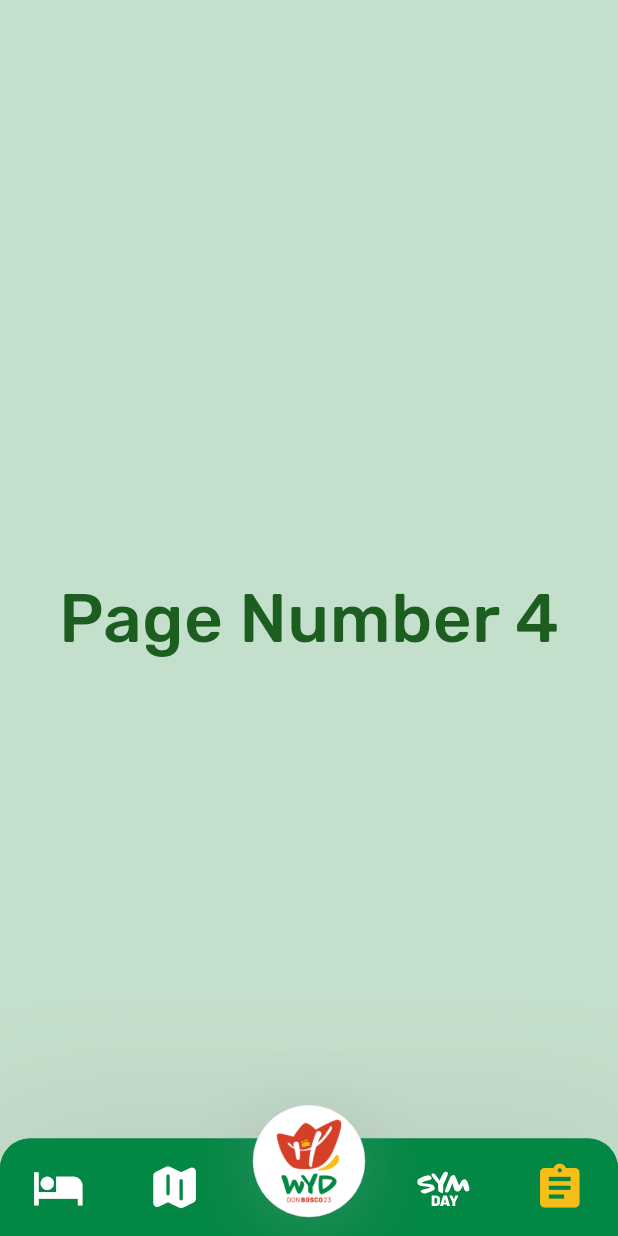
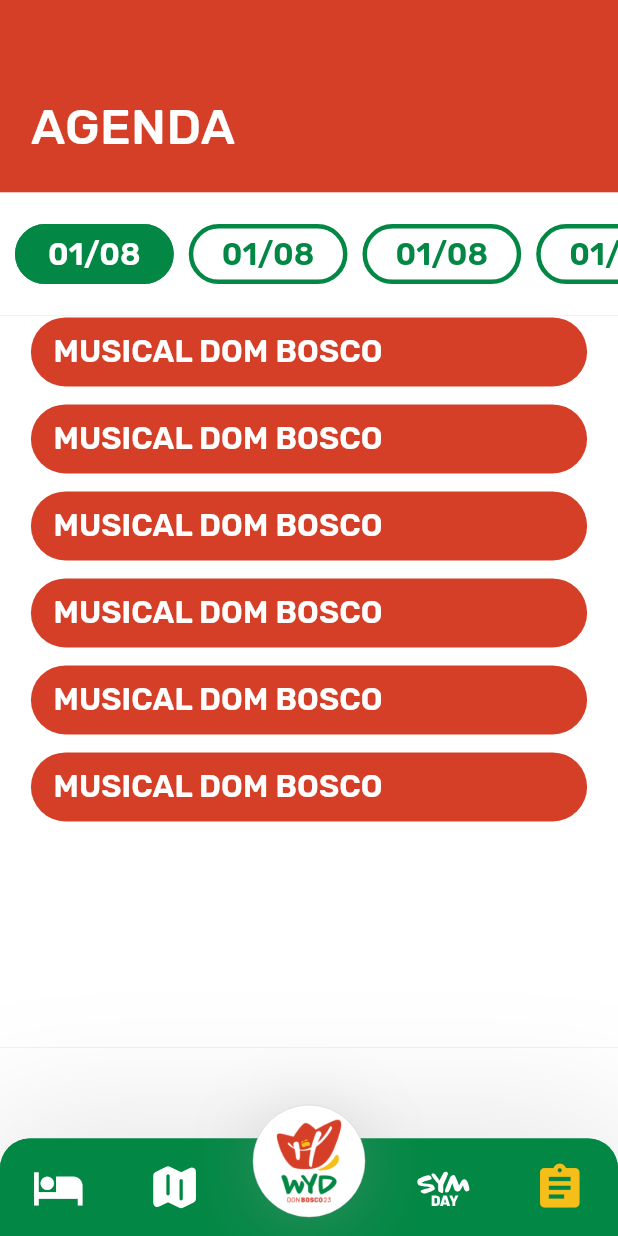
Before and after one commit to tomas-ribeiro-pinto/wyddb23_flutter, a Flutter app: the screen it shows after launch, item 5 of the bottom bar chosen, on a phone screen of 412 x 824 dp. Run offline on Flutter 3.47's test engine with Material 2 defaults, Android fonts, the phone set to English and light mode, and no system bars; drawn by our look-alikes of sticky_headers; our stand-ins replace firebase_core, firebase_messaging, flutter_local_notifications, flutter_svg, heroicons, rxdart and 1 more; accounts and stored records are empty; generated files the repository leaves out were written again; network calls fail.

Commit message:
added agenda

```diff
--- a/lib/Activities/home_activity.dart
+++ b/lib/Activities/home_activity.dart
@@ -4,7 +4,7 @@
 import 'package:wyddb23_flutter/NavigationPages/accommodation_page.dart';
 import 'package:wyddb23_flutter/NavigationPages/page2.dart';
 import 'package:wyddb23_flutter/NavigationPages/sym_day.dart';
-import 'package:wyddb23_flutter/NavigationPages/page4.dart';
+import 'package:wyddb23_flutter/NavigationPages/agenda.dart';
 import 'package:heroicons/heroicons.dart';
 
 
@@ -31,7 +31,7 @@
     const AccommodationPage(),
     const Page2(),
     const SymDay(),
-    const Page4(),
+    const Agenda(),
   ];
 
   @override
--- /dev/null
+++ b/lib/Components/timetable_list.dart
@@ -0,0 +1,66 @@
+
+import 'package:flutter/material.dart';
+
+class TimetableList extends StatefulWidget {
+  const TimetableList({Key? key, this.selectedIndex}) : super(key: key);
+
+  final int? selectedIndex;
+
+  @override
+  State<TimetableList> createState() => _TimetableListState();
+}
+
+class _TimetableListState extends State<TimetableList> {
+
+  @override
+  Widget build(BuildContext context) {
+    Size screenSize = MediaQuery.of(context).size;
+
+    return Wrap(
+        direction: Axis.vertical,
+        alignment: WrapAlignment.start,
+        spacing: 10,
+        children: [
+          getAgendaButton(screenSize),
+          getAgendaButton(screenSize),
+          getAgendaButton(screenSize),
+          getAgendaButton(screenSize),
+          getAgendaButton(screenSize),
+          getAgendaButton(screenSize),
+
+        ],
+    );
+  }
+
+
+  Container getAgendaButton(Size screenSize) {
+    return Container(
+      width: screenSize.width * 0.9,
+      child: TextButton(
+      style: ButtonStyle(
+        padding: MaterialStateProperty.all<EdgeInsetsGeometry>(EdgeInsets.symmetric(vertical: 15)),
+        backgroundColor: MaterialStateProperty.resolveWith<Color>(
+            (Set<MaterialState> states) {
+          return Color(0xFFd53f28);
+        }),
+      ),
+      onPressed: () {},
+      child: Container(
+        alignment: Alignment.centerLeft,
+        child: Padding(
+          padding: const EdgeInsets.only(left: 15.0),
+          child: Text(
+          "Musical Dom Bosco".toUpperCase(),
+          style: TextStyle(
+              height: 0.8,
+              fontWeight: FontWeight.w600,
+              color: Colors.white,
+              fontSize: screenSize.height * 0.025,
+            ),
+          ),
+        ),
+      ),
+    ),
+    );
+  }
+}
--- a/lib/NavigationPages/accommodation_page.dart
+++ b/lib/NavigationPages/accommodation_page.dart
@@ -1,5 +1,5 @@
 import 'package:flutter/material.dart';
-import 'package:flutter_gen/gen_l10n/app_localizations.dart';
+import '../language_constants.dart';
 
 class AccommodationPage extends StatelessWidget {
   const AccommodationPage({Key? key}) : super(key: key);
@@ -77,7 +77,7 @@
         child: Container(
           margin: EdgeInsets.only(top: screenSize.height * 0.12, left: screenSize.width * 0.05),
           child: Text(
-            AppLocalizations.of(context)!.accommodation.toUpperCase(),
+            translation(context)!.accommodation.toUpperCase(),
             style: TextStyle(
               fontWeight: FontWeight.w500,
               color: Colors.white,
--- /dev/null
+++ b/lib/NavigationPages/agenda.dart
@@ -0,0 +1,196 @@
+import 'package:flutter/material.dart';
+import 'package:sticky_headers/sticky_headers/widget.dart';
+import '../language_constants.dart';
+import 'package:wyddb23_flutter/Components/timetable_list.dart';
+
+class Agenda extends StatefulWidget {
+  const Agenda({Key? key}) : super(key: key);
+
+  @override
+  State<Agenda> createState() => _AgendaState();
+}
+
+class _AgendaState extends State<Agenda> {
+
+  // Current Day selected initialised to first day
+  int selectedIndex = 0;
+
+  @override
+  void initState() {
+    super.initState();
+    _selectDay(selectedIndex);
+  }
+
+  void _selectDay(int selectedIndex) {
+    this.selectedIndex = selectedIndex;
+  }
+
+  @override
+  Widget build(BuildContext context) {
+    Size screenSize = MediaQuery.of(context).size;
+
+    return Container(
+      color: Color(0xFFd53f28),
+      child: SafeArea(
+        bottom: false,
+        child: SingleChildScrollView(
+          physics: ClampingScrollPhysics(),
+          scrollDirection: Axis.vertical,
+          child: Column(
+            children: [
+              getBanner(screenSize, context),
+              StickyHeader(
+                header: Column(
+                  children: [
+                    Container(
+                          width: screenSize.width,
+                          decoration: BoxDecoration(
+                            color: Color(0xFFd53f28),
+                          ),
+                          child: Padding(
+                            padding: EdgeInsets.symmetric(horizontal: screenSize.width * 0.05, vertical: 20),
+                            child: Text(
+                              translation(context)!.agenda.toUpperCase(),
+                              style: TextStyle(
+                                fontWeight: FontWeight.w500,
+                                color: Colors.white,
+                                fontSize: screenSize.height * 0.04,
+                              ),
+                            ),
+                          ),
+                        ),
+                    Container(
+                      color: Colors.white,
+                      alignment: Alignment.center,
+                      height: screenSize.height * 0.1,
+                      child: Padding(
+                        padding: const EdgeInsets.only(left: 10),
+                        child: SingleChildScrollView(
+                          scrollDirection: Axis.horizontal,
+                          child: Wrap(
+                            direction: Axis.horizontal,
+                            alignment: WrapAlignment.start,
+                            spacing: 10,
+                            children: [
+                              for(var i = 0 ; i < 4; i++)...[
+                                getHorizontalButton(screenSize, i)
+                              ]
+                            ],
+                          ),
+                        ),
+                      ),
+                    )
+                  ],
+                ),
+                  content: Container(
+                  color: Colors.white,
+                  child: Column(
+                  children: [
+                  SingleChildScrollView(
+                  scrollDirection: Axis.vertical,
+                  child: TimetableList(selectedIndex: selectedIndex)
+                  ),
+                  Container(
+                    height: 150,
+                    color: Colors.transparent,
+                    ),
+                    ],
+                  ),
+                )
+              ),
+            ],
+          )
+        ),
+      ),
+    );
+  }
+
+  Container getHorizontalButton(Size screenSize, int id) {
+    return Container(
+      child: TextButton(
+      style: ButtonStyle(
+        backgroundColor: id == this.selectedIndex
+                        ? MaterialStateProperty.all<Color>(Color(0xFF028744))
+                        : MaterialStateProperty.all<Color>(Colors.white),
+        shape: MaterialStateProperty.all(RoundedRectangleBorder(side: BorderSide(
+            color: Color(0xFF028744),
+            width: 3,
+            style: BorderStyle.solid
+          ), borderRadius: BorderRadius.circular(50)),
+        )
+      ),
+      onPressed: () {
+        setState(() {
+          _selectDay(id);
+        });
+      },
+      child: Container(
+        alignment: Alignment.center,
+        child: Padding(
+          padding: const EdgeInsets.symmetric(horizontal: 10, vertical: 0),
+          child: Text(
+          "01/08",
+          style: id == this.selectedIndex
+            ?
+            TextStyle(
+              height: 0.5,
+              fontWeight: FontWeight.w600,
+              color: Colors.white,
+              fontSize: screenSize.height * 0.025,
+            )
+            :
+            TextStyle(
+              height: 0.5,
+              fontWeight: FontWeight.w600,
+              color: Color(0xFF028744),
+              fontSize: screenSize.height * 0.025,
+            ),
+          ),
+        ),
+      ),
+    ),
+  );
+}
+
+Container getActiveHorizontalButton(Size screenSize) {
+    return Container(
+      child: TextButton(
+      style: ButtonStyle(
+        backgroundColor: MaterialStateProperty.all<Color>(Color(0xFF028744)),
+        shape: MaterialStateProperty.all(RoundedRectangleBorder(side: BorderSide(
+            color: Color(0xFF028744),
+            width: 3,
+            style: BorderStyle.solid
+          ), borderRadius: BorderRadius.circular(50)),
+        )
+      ),
+      onPressed: () {},
+      child: Container(
+        alignment: Alignment.center,
+        child: Padding(
+          padding: const EdgeInsets.symmetric(horizontal: 10, vertical: 0),
+          child: Text(
+          "01/08",
+          style: TextStyle(
+              height: 0.5,
+              fontWeight: FontWeight.w600,
+              color: Colors.white,
+              fontSize: screenSize.height * 0.025,
+            ),
+          ),
+        ),
+      ),
+    ),
+  );
+}
+
+  Container getBanner(Size screenSize, BuildContext context) {
+    return Container(
+        height: screenSize.height * 0.05,
+        width: screenSize.width,
+        decoration: BoxDecoration(
+          color: Color(0xFFd53f28),
+        ),
+      );
+  }
+}
--- a/lib/NavigationPages/page4.dart
+++ /dev/null
@@ -1,22 +0,0 @@
-import 'package:flutter/material.dart';
-
-class Page4 extends StatelessWidget {
-  const Page4({Key? key}) : super(key: key);
-
-  @override
-  Widget build(BuildContext context) {
-    return Container(
-      color: const Color(0xffC4DFCB),
-      child: Center(
-        child: Text(
-          "Page Number 4",
-          style: TextStyle(
-            color: Colors.green[900],
-            fontSize: 45,
-            fontWeight: FontWeight.w500,
-          ),
-        ),
-      ),
-    );
-  }
-}
--- a/lib/l10n/app_en.arb
+++ b/lib/l10n/app_en.arb
@@ -16,5 +16,6 @@
     "symForum": "Sym Forum",
     "liveStreaming": "Live Streaming",
     "emergency": "Emergency",
-    "seeMap" : "See Map"
+    "seeMap" : "See Map",
+    "agenda" : "Agenda"
   }
--- a/lib/l10n/app_pt.arb
+++ b/lib/l10n/app_pt.arb
@@ -16,5 +16,6 @@
   "symForum": "Sym Forum",
   "liveStreaming": "Live Streaming",
   "emergency": "Emergência",
-  "seeMap" : "Ver Mapa"
+  "seeMap" : "Ver Mapa",
+  "agenda" : "Agenda"
 }
```
Also changed, not shown: lib/NavigationPages/sym_day.dart (+19 -20 lines), 35 other files.
